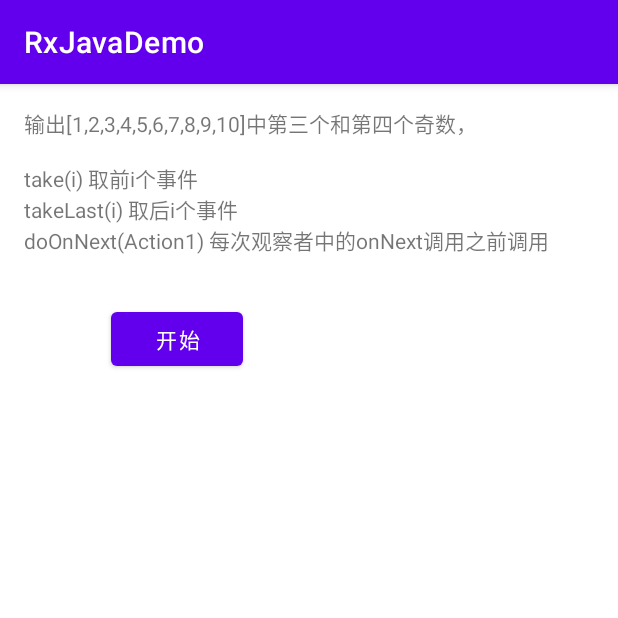
After one commit to sunxr/AndroidComponent, an Android app: the RxTakeActivity screen opened directly, with no data from a screen before it, on a phone screen of 412 x 824 dp, the top half of it. The commit adds this screen. Run offline under Robolectric (Android 15) with nearby library versions, the phone set to English and light mode, and no system bars; libraries missing offline, so code that uses them is left out: rx.functions.

Commit message:
take操作符

```diff
--- a/RxJavaLearn/app/src/main/AndroidManifest.xml
+++ b/RxJavaLearn/app/src/main/AndroidManifest.xml
@@ -9,6 +9,9 @@
         android:roundIcon="@mipmap/ic_launcher_round"
         android:supportsRtl="true"
         android:theme="@style/Theme.RxJavaDemo">
+        <activity
+            android:name=".RxTakeActivity"
+            android:exported="true" />
         <activity
             android:name=".RxSortActivity"
             android:exported="true" />
--- a/RxJavaLearn/app/src/main/java/com/example/rxjavademo/MainActivity.java
+++ b/RxJavaLearn/app/src/main/java/com/example/rxjavademo/MainActivity.java
@@ -41,6 +41,9 @@ public class MainActivity extends AppCompatActivity implements View.OnClickListe
             case R.id.button7:
                 intent = new Intent(MainActivity.this,RxFilterActivity.class);
                 break;
+            case R.id.button8:
+                intent = new Intent(MainActivity.this,RxTakeActivity.class);
+                break;
             case R.id.button10:
                 intent = new Intent(MainActivity.this,RxSortActivity.class);
                 break;
--- /dev/null
+++ b/RxJavaLearn/app/src/main/java/com/example/rxjavademo/RxTakeActivity.java
@@ -0,0 +1,79 @@
+package com.example.rxjavademo;
+
+import androidx.appcompat.app.AppCompatActivity;
+
+import android.os.Bundle;
+import android.view.View;
+import android.widget.Button;
+import android.widget.TextView;
+
+import rx.Observable;
+import rx.functions.Action1;
+import rx.functions.Func1;
+
+public class RxTakeActivity extends AppCompatActivity implements View.OnClickListener {
+
+    private TextView mText;
+    private Button mBtn;
+    private TextView mEdit;
+    private Integer [] number = {1,2,3,4,5,6,7,8,9,10};
+
+    @Override
+    protected void onCreate(Bundle savedInstanceState) {
+        super.onCreate(savedInstanceState);
+        setContentView(R.layout.layout1);
+        initView();
+    }
+
+    private void initView() {
+        mText = (TextView) findViewById(R.id.text1);
+        mEdit = (TextView) findViewById(R.id.edit1);
+        mBtn = (Button) findViewById(R.id.button);
+
+        mEdit.setText("输出[1,2,3,4,5,6,7,8,9,10]中第三个和第四个奇数，\n\ntake(i) 取前i个事件 \ntakeLast(i) 取后i个事件 \ndoOnNext(Action1) 每次观察者中的onNext调用之前调用");
+        mBtn.setOnClickListener(this);
+        mText.setOnClickListener(this);
+        mEdit.setOnClickListener(this);
+    }
+
+    @Override
+    public void onClick(View view) {
+        switch (view.getId()){
+            case R.id.text1:
+            case R.id.edit1:
+                break;
+            case R.id.button:
+                if(mText.getText().toString() != null || mText.getText().toString().length() > 0){
+                    mText.setText("");
+                }
+                start();
+                break;
+        }
+    }
+
+    private void start() {
+        Observable.from(number)
+                .filter(new Func1<Integer, Boolean>() {
+                    @Override
+                    public Boolean call(Integer integer) {
+                        return integer % 2 != 0;
+                    }
+                })
+                //取前4个
+                .take(4)
+                //取前4个中的后2个
+                .takeLast(2)
+                .doOnNext(new Action1<Integer>() {
+                    @Override
+                    public void call(Integer integer) {
+                        mText.append("before onNext() \n");
+                    }
+                })
+                .subscribe(new Action1<Integer>() {
+                    @Override
+                    public void call(Integer integer) {
+                        mText.append("onNext()--->" + integer + "\n");
+                    }
+                });
+    }
+}
```
